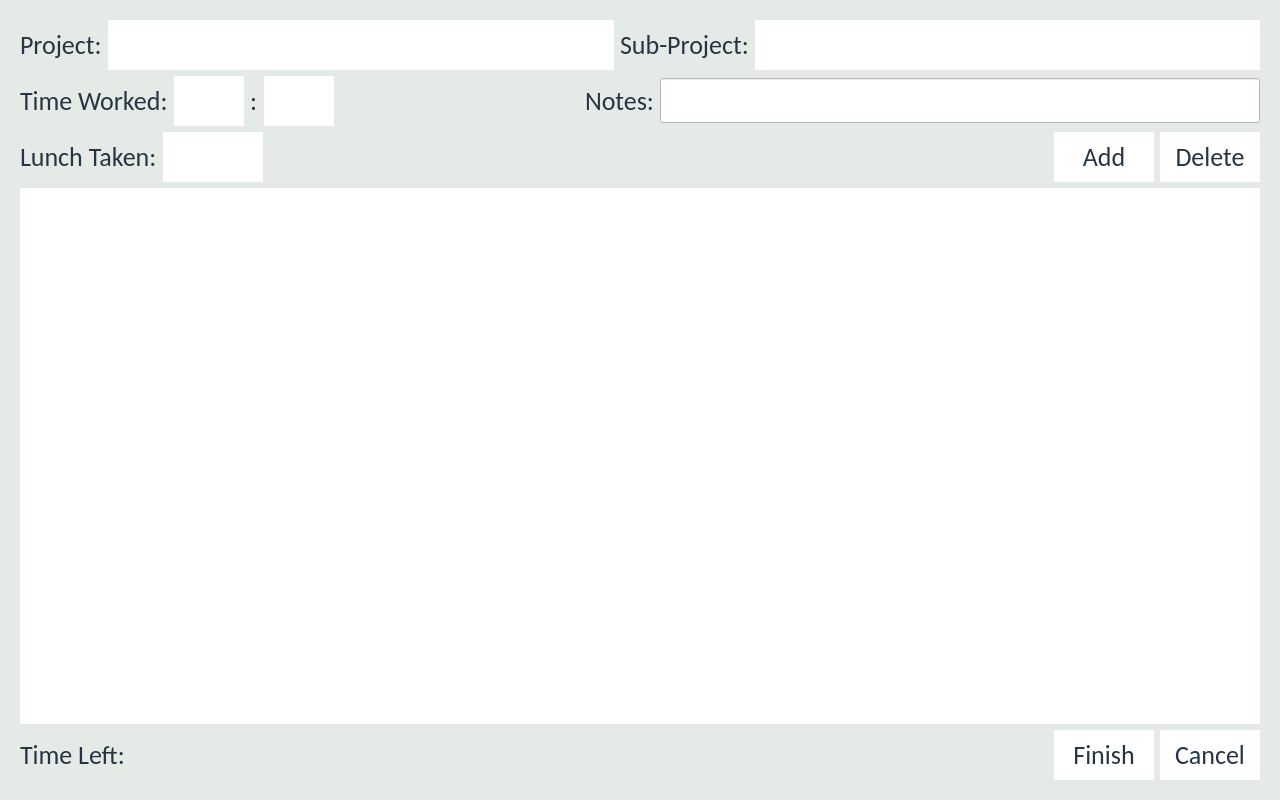
joshuawootonn/time-track, file Source/Time-Track/clockoutform.ui: the form before one commit.
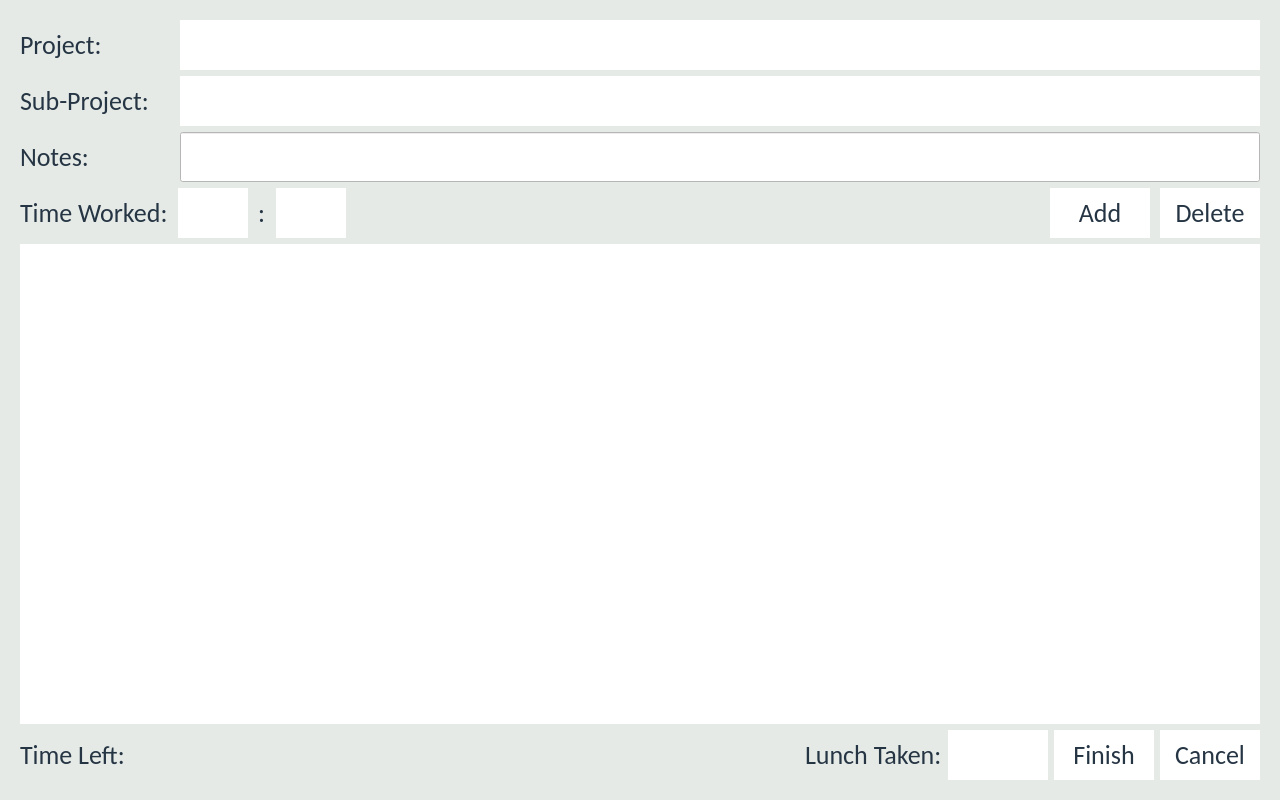
The form after the commit.

Commit message: virtual keyboard hints added

What changed in the file:
```diff
--- a/Source/Time-Track/clockoutform.ui
+++ b/Source/Time-Track/clockoutform.ui
@@ -48,13 +48,17 @@
 border:none;
 }
 
+
 QLineEdit{ 
 background-color:#FFFFFF;
  border: 0px solid 263544;	
 }
 QLineEdit:hover{ 
-background-color:#FFFFFF;
- border: 1px solid 263544;	
+background-color:#F4F9F6;
+}
+QLineEdit#Description{
+margin:0;
+padding:0px;
 }
 
 
@@ -99,9 +103,7 @@
 padding-left:2px;
 }
 
-QComboBox:hover {
-background-color:#E4E9EB;
-}
+
 QComboBox:drop-down{
 border:none;
 }
@@ -131,16 +133,16 @@
    <item row="0" column="0">
     <widget class="QWidget" name="bigwidger" native="true">
      <layout class="QGridLayout" name="gridLayout_2">
-      <item row="0" column="2">
-       <layout class="QHBoxLayout" name="horizontalLayout">
-        <item>
-         <layout class="QVBoxLayout" name="verticalLayout_3">
-          <item>
-           <layout class="QHBoxLayout" name="horizontalLayout_4">
-            <item>
+      <item row="0" column="0">
+       <layout class="QHBoxLayout" name="horizontalLayout_4"/>
+      </item>
+      <item row="1" column="0">
              <layout class="QVBoxLayout" name="verticalLayout_4">
               <item>
                <layout class="QHBoxLayout" name="horizontalLayout_9">
+          <property name="spacing">
+           <number>10</number>
+          </property>
                 <item>
                  <widget class="QLabel" name="label_3">
                   <property name="sizePolicy">
@@ -149,10 +151,10 @@
                     <verstretch>0</verstretch>
                    </sizepolicy>
                   </property>
-                  <property name="minimumSize">
+            <property name="maximumSize">
                    <size>
-                    <width>80</width>
-                    <height>0</height>
+              <width>150</width>
+              <height>45</height>
                    </size>
                   </property>
                   <property name="text">
@@ -162,9 +164,15 @@
                 </item>
                 <item>
                  <widget class="QComboBox" name="Projects">
+            <property name="sizePolicy">
+             <sizepolicy hsizetype="Preferred" vsizetype="Preferred">
+              <horstretch>0</horstretch>
+              <verstretch>0</verstretch>
+             </sizepolicy>
+            </property>
                   <property name="minimumSize">
                    <size>
-                    <width>200</width>
+              <width>0</width>
                     <height>50</height>
                    </size>
                   </property>
@@ -173,6 +181,13 @@
                   </property>
                  </widget>
                 </item>
+         </layout>
+        </item>
+        <item>
+         <layout class="QHBoxLayout" name="horizontalLayout_5">
+          <property name="spacing">
+           <number>10</number>
+          </property>
                 <item>
                  <widget class="QLabel" name="label_4">
                   <property name="sizePolicy">
@@ -181,10 +196,10 @@
                     <verstretch>0</verstretch>
                    </sizepolicy>
                   </property>
-                  <property name="minimumSize">
+            <property name="maximumSize">
                    <size>
-                    <width>50</width>
-                    <height>0</height>
+              <width>150</width>
+              <height>45</height>
                    </size>
                   </property>
                   <property name="text">
@@ -202,7 +217,7 @@
                   </property>
                   <property name="minimumSize">
                    <size>
-                    <width>300</width>
+              <width>0</width>
                     <height>50</height>
                    </size>
                   </property>
@@ -215,6 +230,54 @@
               </item>
               <item>
                <layout class="QHBoxLayout" name="horizontalLayout_6">
+          <property name="spacing">
+           <number>10</number>
+          </property>
+          <item>
+           <widget class="QLabel" name="DescriptionLabel">
+            <property name="sizePolicy">
+             <sizepolicy hsizetype="Fixed" vsizetype="Preferred">
+              <horstretch>0</horstretch>
+              <verstretch>0</verstretch>
+             </sizepolicy>
+            </property>
+            <property name="maximumSize">
+             <size>
+              <width>150</width>
+              <height>45</height>
+             </size>
+            </property>
+            <property name="text">
+             <string>Notes:</string>
+            </property>
+           </widget>
+          </item>
+          <item>
+           <widget class="QLineEdit" name="Description">
+            <property name="sizePolicy">
+             <sizepolicy hsizetype="Preferred" vsizetype="Preferred">
+              <horstretch>0</horstretch>
+              <verstretch>0</verstretch>
+             </sizepolicy>
+            </property>
+            <property name="minimumSize">
+             <size>
+              <width>0</width>
+              <height>50</height>
+             </size>
+            </property>
+            <property name="inputMethodHints">
+             <set>Qt::ImhHiddenText|Qt::ImhNoAutoUppercase|Qt::ImhNoPredictiveText|Qt::ImhSensitiveData</set>
+            </property>
+           </widget>
+          </item>
+         </layout>
+        </item>
+        <item>
+         <layout class="QHBoxLayout" name="horizontalLayout_8">
+          <property name="spacing">
+           <number>10</number>
+          </property>
                 <item>
                  <widget class="QLabel" name="label_5">
                   <property name="sizePolicy">
@@ -223,10 +286,10 @@
                     <verstretch>0</verstretch>
                    </sizepolicy>
                   </property>
-                  <property name="minimumSize">
+            <property name="maximumSize">
                    <size>
-                    <width>50</width>
-                    <height>0</height>
+              <width>150</width>
+              <height>45</height>
                    </size>
                   </property>
                   <property name="text">
@@ -298,111 +361,6 @@
                  </widget>
                 </item>
                 <item>
-                 <spacer name="horizontalSpacer_3">
-                  <property name="orientation">
-                   <enum>Qt::Horizontal</enum>
-                  </property>
-                  <property name="sizeHint" stdset="0">
-                   <size>
-                    <width>40</width>
-                    <height>20</height>
-                   </size>
-                  </property>
-                 </spacer>
-                </item>
-                <item>
-                 <widget class="QWidget" name="DescriptionWidget" native="true">
-                  <property name="maximumSize">
-                   <size>
-                    <width>16777215</width>
-                    <height>45</height>
-                   </size>
-                  </property>
-                  <layout class="QHBoxLayout" name="horizontalLayout_3">
-                   <property name="topMargin">
-                    <number>0</number>
-                   </property>
-                   <property name="rightMargin">
-                    <number>0</number>
-                   </property>
-                   <property name="bottomMargin">
-                    <number>0</number>
-                   </property>
-                   <item>
-                    <widget class="QLabel" name="label_2">
-                     <property name="maximumSize">
-                      <size>
-                       <width>16777215</width>
-                       <height>45</height>
-                      </size>
-                     </property>
-                     <property name="text">
-                      <string>Notes:</string>
-                     </property>
-                    </widget>
-                   </item>
-                   <item>
-                    <widget class="QLineEdit" name="Description">
-                     <property name="minimumSize">
-                      <size>
-                       <width>600</width>
-                       <height>45</height>
-                      </size>
-                     </property>
-                     <property name="maximumSize">
-                      <size>
-                       <width>45</width>
-                       <height>16777215</height>
-                      </size>
-                     </property>
-                    </widget>
-                   </item>
-                  </layout>
-                 </widget>
-                </item>
-               </layout>
-              </item>
-              <item>
-               <layout class="QHBoxLayout" name="horizontalLayout_8">
-                <item>
-                 <widget class="QLabel" name="label_6">
-                  <property name="sizePolicy">
-                   <sizepolicy hsizetype="Fixed" vsizetype="Preferred">
-                    <horstretch>0</horstretch>
-                    <verstretch>0</verstretch>
-                   </sizepolicy>
-                  </property>
-                  <property name="minimumSize">
-                   <size>
-                    <width>50</width>
-                    <height>0</height>
-                   </size>
-                  </property>
-                  <property name="text">
-                   <string>Lunch Taken:</string>
-                  </property>
-                 </widget>
-                </item>
-                <item>
-                 <widget class="QComboBox" name="Lunch">
-                  <property name="minimumSize">
-                   <size>
-                    <width>0</width>
-                    <height>50</height>
-                   </size>
-                  </property>
-                  <property name="maximumSize">
-                   <size>
-                    <width>100</width>
-                    <height>16777215</height>
-                   </size>
-                  </property>
-                  <property name="editable">
-                   <bool>false</bool>
-                  </property>
-                 </widget>
-                </item>
-                <item>
                  <spacer name="horizontalSpacer_2">
                   <property name="orientation">
                    <enum>Qt::Horizontal</enum>
@@ -452,9 +410,7 @@
               </item>
              </layout>
             </item>
-           </layout>
-          </item>
-          <item>
+      <item row="2" column="0">
            <widget class="QTableWidget" name="Sections">
             <property name="minimumSize">
              <size>
@@ -473,11 +429,7 @@
             </attribute>
            </widget>
           </item>
-         </layout>
-        </item>
-       </layout>
-      </item>
-      <item row="2" column="2">
+      <item row="3" column="0">
        <layout class="QHBoxLayout" name="horizontalLayout_2">
         <item>
          <layout class="QHBoxLayout" name="horizontalLayout_10">
@@ -510,6 +462,44 @@
           </item>
          </layout>
         </item>
+        <item>
+         <widget class="QLabel" name="label_6">
+          <property name="sizePolicy">
+           <sizepolicy hsizetype="Fixed" vsizetype="Preferred">
+            <horstretch>0</horstretch>
+            <verstretch>0</verstretch>
+           </sizepolicy>
+          </property>
+          <property name="minimumSize">
+           <size>
+            <width>50</width>
+            <height>0</height>
+           </size>
+          </property>
+          <property name="text">
+           <string>Lunch Taken:</string>
+          </property>
+         </widget>
+        </item>
+        <item>
+         <widget class="QComboBox" name="Lunch">
+          <property name="minimumSize">
+           <size>
+            <width>0</width>
+            <height>50</height>
+           </size>
+          </property>
+          <property name="maximumSize">
+           <size>
+            <width>100</width>
+            <height>16777215</height>
+           </size>
+          </property>
+          <property name="editable">
+           <bool>false</bool>
+          </property>
+         </widget>
+        </item>
         <item>
          <widget class="QPushButton" name="FinishedButton">
           <property name="minimumSize">
```
Left out of the diff: 10 changed lines with no effect on the pictures. Lines whose indentation alone changed are shown as unchanged. The commit also changes 15 other files.
